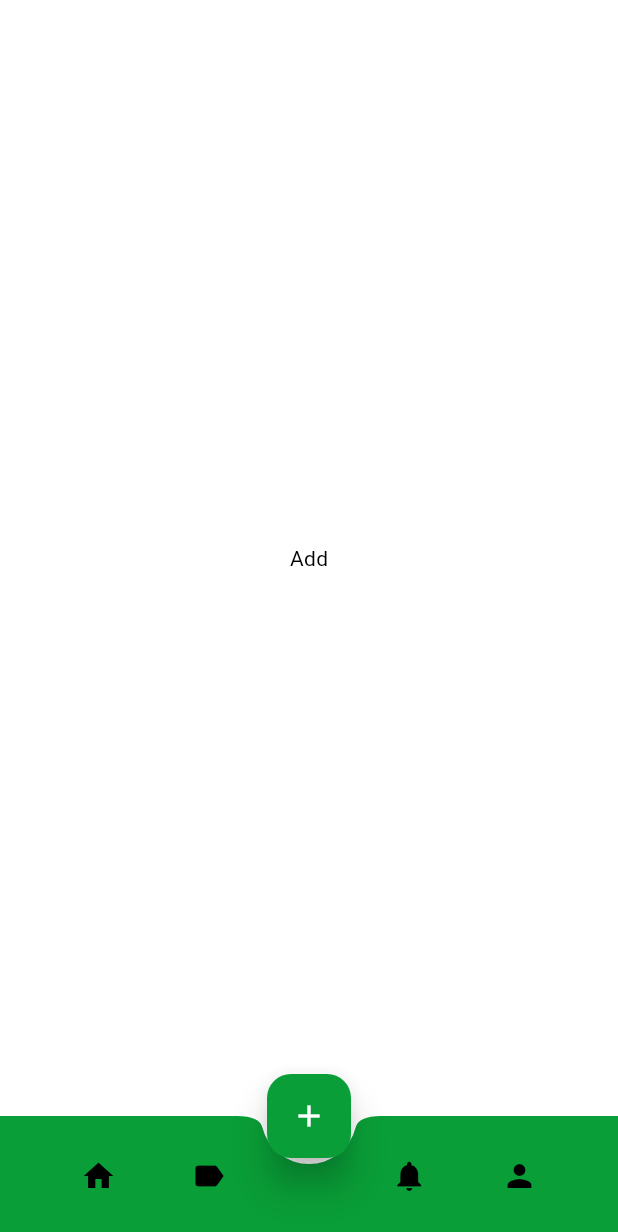
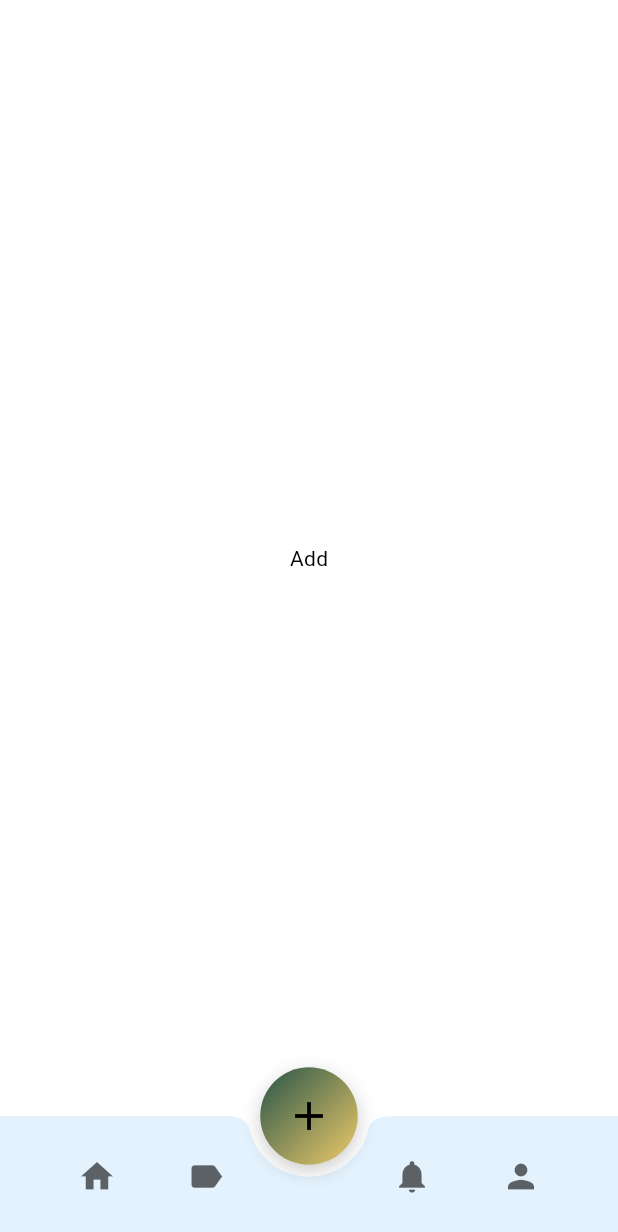
Before and after one commit to GerardoMejia1107/MovileApp-El-Manguito, a Flutter app: the screen it shows after launch, item 2 of the bottom bar chosen, scrolled down 576 dp, after a tap on the "add" icon, on a phone screen of 412 x 824 dp. Shown: the top 1232 px of the screen. Run offline on Flutter 3.47's test engine with Material 3 defaults, Android fonts, the phone set to English and light mode, and no system bars.

Commit message:
agregando animaciones y moficaciond de colores

```diff
--- a/lib/main.dart
+++ b/lib/main.dart
@@ -1,3 +1,4 @@
+import 'package:el_mango/screens/splash_screen.dart';
 import 'package:flutter/material.dart';
 import 'screens/main_screen.dart';
 import 'util/const.dart';
@@ -22,7 +23,7 @@ class _MyAppState extends State<MyApp> {
       title: Constants.appName,
       theme: Constants.lightTheme,
       darkTheme: Constants.darkTheme,
-      home: MainScreen(),
+      home: SafeArea(child: SplashScreen()),
     );
   }
 }
--- a/lib/screens/main_screen.dart
+++ b/lib/screens/main_screen.dart
@@ -1,3 +1,5 @@
+import 'package:el_mango/util/const.dart';
+import 'package:el_mango/widgets/radial_transition_overlay.dart';
 import 'package:flutter/material.dart';
 import '../screens/add.dart';
 import '../screens/home.dart';
@@ -8,11 +10,17 @@ import '../screens/notifications.dart';
 class MainScreen extends StatefulWidget {
   @override
   _MainScreenState createState() => _MainScreenState();
+
 }
+
+final List<GlobalKey> iconKeys = List.generate(5, (_) => GlobalKey());
 
 class _MainScreenState extends State<MainScreen> {
   late PageController _pageController;
   int _page = 0;
+  Widget? _localRadialEntry;
+  double _contentOpacity = 1.0;
+
 
   final List<IconData> icons = [
     Icons.home,
@@ -51,49 +59,131 @@ class _MainScreenState extends State<MainScreen> {
   @override
   Widget build(BuildContext context) {
     return Scaffold(
-      body: PageView(
+      body: Stack(
+        children: [
+          AnimatedOpacity(
+            duration: const Duration(milliseconds: 300),
+            opacity: _contentOpacity,
+            child: PageView(
               physics: const NeverScrollableScrollPhysics(),
               controller: _pageController,
               onPageChanged: onPageChanged,
               children: pages,
             ),
+          ),
+          if (_localRadialEntry != null) _localRadialEntry!,
+        ],
+      ),
       bottomNavigationBar: BottomAppBar(
-        color: Theme.of(context).primaryColor,
+        elevation: 20,
+        color: Theme
+            .of(context)
+            .secondaryHeaderColor,
         shape: const CircularNotchedRectangle(),
+        notchMargin: 8,
+        child: Padding(
+          padding: const EdgeInsets.symmetric(horizontal: 0, vertical: 0),
           child: Row(
-          mainAxisSize: MainAxisSize.max,
+            children: [
+              Expanded(
+                child: Row(
                   mainAxisAlignment: MainAxisAlignment.spaceEvenly,
-          children: <Widget>[
+                  children: [
                     buildTabIcon(0),
                     buildTabIcon(1),
+                  ],
+                ),
+              ),
+              const SizedBox(width: 40),
+              Expanded(
+                child: Row(
+                  mainAxisAlignment: MainAxisAlignment.spaceEvenly,
+                  children: [
                     buildTabIcon(3),
                     buildTabIcon(4),
                   ],
                 ),
               ),
+            ],
+          ),
+        ),
+      ),
+      floatingActionButtonLocation: FloatingActionButtonLocation.centerDocked,
       floatingActionButtonAnimator: FloatingActionButtonAnimator.scaling,
-      floatingActionButtonLocation: FloatingActionButtonLocation.centerDocked,
-      floatingActionButton: FloatingActionButton(
-        elevation: 10.0,
-        child: const Icon(Icons.add),
+      floatingActionButton: Container(
+        height: 65,
+        width: 65,
+        decoration: BoxDecoration(
+          shape: BoxShape.circle,
+          gradient: LinearGradient(
+            colors: [Constants.primary, Constants.secondary],
+            begin: Alignment.topLeft,
+            end: Alignment.bottomRight,
+          ),
+          boxShadow: [
+            BoxShadow(
+              color: Colors.black.withValues(alpha: 0.2),
+              blurRadius: 10,
+              offset: const Offset(0, 4),
+            ),
+          ],
+        ),
+        child: FloatingActionButton(
+          elevation: 0,
+          backgroundColor: Colors.transparent,
+          child: const Icon(Icons.add, size: 32),
           onPressed: () => _pageController.jumpToPage(2),
+        ),
       ),
     );
   }
 
+
   Widget buildTabIcon(int index) {
+    final bool isActive = _page == index;
+
     return Container(
-      margin: EdgeInsets.fromLTRB(index == 3 ? 30 : 0, 0, index == 1 ? 30 : 0, 0),
+      key: iconKeys[index],
       child: IconButton(
-        icon: Icon(
-          icons[index],
-          size: 24.0,
-        ),
-        color: _page == index
-            ? Theme.of(context).colorScheme.secondary
-            : Theme.of(context).textTheme.bodySmall?.color ?? Colors.grey,
-        onPressed: () => _pageController.jumpToPage(index),
+        icon: Icon(icons[index], size: 26),
+        color: isActive
+            ? Theme
+            .of(context)
+            .colorScheme
+            .secondary
+            : Theme
+            .of(context)
+            .unselectedWidgetColor
+            .withValues(alpha: 0.6),
+        onPressed: () => animateTabTransition(index),
       ),
     );
   }
+
+  void animateTabTransition(int newPage) {
+    if (_page == newPage) return;
+
+    final RenderBox renderBox =
+    iconKeys[newPage].currentContext?.findRenderObject() as RenderBox;
+    final Offset iconPosition =
+    renderBox.localToGlobal(renderBox.size.center(Offset.zero));
+
+    setState(() {
+      _contentOpacity = 0.0;
+      _localRadialEntry = RadialTransitionOverlay(
+        center: iconPosition,
+        color: Theme
+            .of(context)
+            .scaffoldBackgroundColor,
+        onComplete: () {
+          setState(() {
+            _page = newPage;
+            _localRadialEntry = null;
+            _contentOpacity = 1.0;
+          });
+          _pageController.jumpToPage(newPage);
+        },
+      );
+    });
   }
+}
--- /dev/null
+++ b/lib/screens/splash_screen.dart
@@ -0,0 +1,113 @@
+import 'package:flutter/material.dart';
+import 'dart:math';
+import 'main_screen.dart';
+
+class SplashScreen extends StatefulWidget {
+  const SplashScreen({Key? key}) : super(key: key);
+
+  @override
+  State<SplashScreen> createState() => _SplashScreenState();
+}
+
+class _SplashScreenState extends State<SplashScreen>
+    with SingleTickerProviderStateMixin {
+  late AnimationController _controller;
+  late Animation<double> _animation;
+  bool _showMainScreen = false;
+
+  @override
+  void initState() {
+    super.initState();
+
+    _controller = AnimationController(
+      vsync: this,
+      duration: const Duration(seconds: 2),
+    );
+
+    _animation = CurvedAnimation(parent: _controller, curve: Curves.easeInOut);
+
+    Future.delayed(const Duration(seconds: 2), () {
+      _controller.forward();
+    });
+
+    _controller.addStatusListener((status) {
+      if (status == AnimationStatus.completed) {
+        setState(() {
+          _showMainScreen = true;
+        });
+      }
+    });
+  }
+
+  @override
+  void dispose() {
+    _controller.dispose();
+    super.dispose();
+  }
+
+  Widget buildSplash(BuildContext context) {
+    final isDark = Theme.of(context).brightness == Brightness.dark;
+
+    return Scaffold(
+      backgroundColor: Theme.of(context).primaryColor,
+      body: Center(
+        child: Text(
+          "LOGO",
+          style: TextStyle(
+            fontSize: 48,
+            fontWeight: FontWeight.bold,
+            letterSpacing: 2,
+            color: isDark
+                ? Theme.of(context).colorScheme.secondary
+                : Theme.of(context).colorScheme.primary,
+          ),
+        ),
+      ),
+    );
+  }
+
+  @override
+  Widget build(BuildContext context) {
+    if (_showMainScreen) return  MainScreen();
+
+    return Stack(
+      children: [
+        buildSplash(context),
+        AnimatedBuilder(
+          animation: _animation,
+          builder: (context, child) {
+            final size = MediaQuery.of(context).size;
+            final radius = _animation.value * sqrt(
+              pow(size.width, 2) + pow(size.height, 2),
+            );
+
+            return ClipPath(
+              clipper: CircleRevealClipper(radius),
+              child: MainScreen(),
+            );
+          },
+        ),
+      ],
+    );
+  }
+}
+
+class CircleRevealClipper extends CustomClipper<Path> {
+  final double radius;
+
+  CircleRevealClipper(this.radius);
+
+  @override
+  Path getClip(Size size) {
+    return Path()
+      ..addOval(Rect.fromCircle(
+        center: Offset(size.width / 2, size.height / 2),
+        radius: radius,
+      ));
+  }
+
+  @override
+  bool shouldReclip(covariant CircleRevealClipper oldClipper) {
+    return radius != oldClipper.radius;
+  }
+}
--- a/lib/util/const.dart
+++ b/lib/util/const.dart
@@ -3,59 +3,82 @@ import 'package:flutter/material.dart';
 class Constants {
   static const String appName = "Foody Bite";
 
-  // Colors for theme
-  static const Color lightPrimary = Color(0xff099e37);
-  static const Color darkPrimary = Color(0xffffffff);
-  static const Color lightAccent = Color(0xffffffff);
-  static const Color darkAccent = Color(0xff4385b6);
-  static const Color lightBG = Color(0xffffffff);
-  static const Color darkBG = Color(0xff060604);
-  static final Color ratingBG = Color(0xffefcb69);
+  // Paleta de colores base
+  static const Color primary = Color(0xFF275448);   // Verde bosque
+  static const Color secondary = Color(0xFFefcb69); // Amarillo suave
+  static const Color third = Color(0xFF97c1e5);     // Azul claro
 
+  static const Color accentGreen = Color(0xFFa7d5a2); // Verde claro
+  static const Color darkBG = Color(0xFF060604);     // Fondo oscuro
+  static const Color lightBG = Color(0xFFFFFFFF);     // Fondo claro
+
+  static final Color ratingBG = secondary;
+
+  // =======================
+  // 🔆 Tema Claro
+  // =======================
   static final ThemeData lightTheme = ThemeData(
-    primaryColor: lightPrimary,
-    colorScheme: ColorScheme.light(
-      primary: lightPrimary,
-      secondary: lightAccent,
+    brightness: Brightness.light,
+    primaryColor: primary,
+    scaffoldBackgroundColor: lightBG,
+    colorScheme: const ColorScheme.light(
+      primary: primary,
+      secondary: secondary,
       background: lightBG,
+      surface: lightBG,
     ),
-    scaffoldBackgroundColor: lightBG,
     appBarTheme: const AppBarTheme(
+      backgroundColor: primary,
+      foregroundColor: Colors.white,
+      elevation: 0,
       titleTextStyle: TextStyle(
-        color: darkBG,
-        fontSize: 18.0,
+        color: Colors.white,
+        fontSize: 18,
         fontWeight: FontWeight.w800,
       ),
-      iconTheme: IconThemeData(color: darkBG),
-      backgroundColor: lightPrimary,
-      elevation: 0,
+      iconTheme: IconThemeData(color: Colors.white),
     ),
-    textSelectionTheme: TextSelectionThemeData(
-      cursorColor: lightAccent,
+    floatingActionButtonTheme: const FloatingActionButtonThemeData(
+      backgroundColor: secondary,
+      foregroundColor: Colors.black,
+      elevation: 6,
     ),
+    textSelectionTheme: const TextSelectionThemeData(
+      cursorColor: primary,
+    ), bottomAppBarTheme: BottomAppBarTheme(color: lightBG),
   );
 
+  // =======================
+  // 🌙 Tema Oscuro
+  // =======================
   static final ThemeData darkTheme = ThemeData(
     brightness: Brightness.dark,
-    primaryColor: darkPrimary,
-    colorScheme: ColorScheme.dark(
-      primary: darkPrimary,
-      secondary: darkAccent,
+    primaryColor: third,
+    scaffoldBackgroundColor: darkBG,
+    colorScheme: const ColorScheme.dark(
+      primary: third,
+      secondary: secondary,
       background: darkBG,
+      surface: Color(0xFF1E1E1E),
     ),
-    scaffoldBackgroundColor: darkBG,
     appBarTheme: const AppBarTheme(
+      backgroundColor: third,
+      foregroundColor: darkBG,
+      elevation: 0,
       titleTextStyle: TextStyle(
-        color: lightBG,
-        fontSize: 18.0,
+        color: Colors.black,
+        fontSize: 18,
         fontWeight: FontWeight.w800,
       ),
-      iconTheme: IconThemeData(color: lightBG),
-      backgroundColor: darkPrimary,
-      elevation: 0,
+      iconTheme: IconThemeData(color: Colors.black),
     ),
-    textSelectionTheme: TextSelectionThemeData(
-      cursorColor: darkAccent,
+    floatingActionButtonTheme: const FloatingActionButtonThemeData(
+      backgroundColor: secondary,
+      foregroundColor: Colors.black,
+      elevation: 6,
     ),
+    textSelectionTheme: const TextSelectionThemeData(
+      cursorColor: third,
+    ), bottomAppBarTheme: BottomAppBarTheme(color: Color(0xFF1E1E1E)),
   );
 }
--- /dev/null
+++ b/lib/widgets/radial_transition_overlay.dart
@@ -0,0 +1,101 @@
+import 'package:flutter/material.dart';
+import 'dart:math';
+
+class RadialTransitionOverlay extends StatefulWidget {
+  final Offset center;
+  final Color color;
+  final VoidCallback onComplete;
+
+  const RadialTransitionOverlay({
+    Key? key,
+    required this.center,
+    required this.color,
+    required this.onComplete,
+  }) : super(key: key);
+
+  @override
+  State<RadialTransitionOverlay> createState() => _RadialTransitionOverlayState();
+}
+
+class _RadialTransitionOverlayState extends State<RadialTransitionOverlay>
+    with SingleTickerProviderStateMixin {
+  late AnimationController _controller;
+  late Animation<double> _radiusAnimation;
+
+  @override
+  void initState() {
+    super.initState();
+    _controller = AnimationController(
+      vsync: this,
+      duration: const Duration(milliseconds: 500),
+    );
+
+    _radiusAnimation = Tween<double>(begin: 0, end: 1).animate(
+      CurvedAnimation(parent: _controller, curve: Curves.easeOut),
+    )..addStatusListener((status) {
+      if (status == AnimationStatus.completed) {
+        widget.onComplete();
+      }
+    });
+
+    _controller.forward();
+  }
+
+  @override
+  Widget build(BuildContext context) {
+    final size = MediaQuery.of(context).size;
+    final maxRadius = sqrt(size.width * size.width + size.height * size.height);
+    final correctedCenter = Offset(
+      widget.center.dx,
+      min(widget.center.dy, size.height - kBottomNavigationBarHeight - 20),
+    );
+
+
+    return Positioned.fill(
+      top: 0,
+      left: 0,
+      right: 0,
+      bottom: kBottomNavigationBarHeight,
+      child: AnimatedBuilder(
+        animation: _radiusAnimation,
+        builder: (context, child) {
+          return CustomPaint(
+            painter: RadialPainter(
+              center: correctedCenter,
+              radius: _radiusAnimation.value * maxRadius,
+              color: widget.color,
+            ),
+          );
+        },
+      ),
+    );
+  }
+
+  @override
+  void dispose() {
+    _controller.dispose();
+    super.dispose();
+  }
+}
+
+class RadialPainter extends CustomPainter {
+  final Offset center;
+  final double radius;
+  final Color color;
+
+  RadialPainter({
+    required this.center,
+    required this.radius,
+    required this.color,
+  });
+
+  @override
+  void paint(Canvas canvas, Size size) {
+    final paint = Paint()..color = color;
+    canvas.drawCircle(center, radius, paint);
+  }
+
+  @override
+  bool shouldRepaint(covariant RadialPainter oldDelegate) =>
+      radius != oldDelegate.radius || color != oldDelegate.color;
+}
```
Lines whose indentation alone changed are shown as unchanged.
